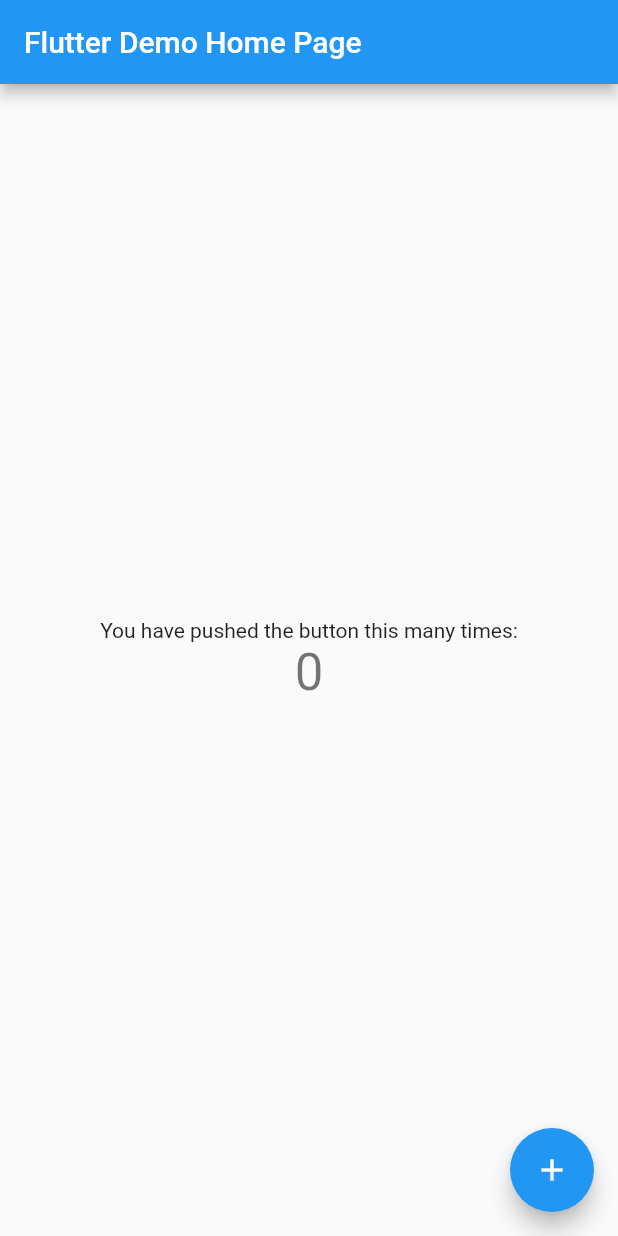
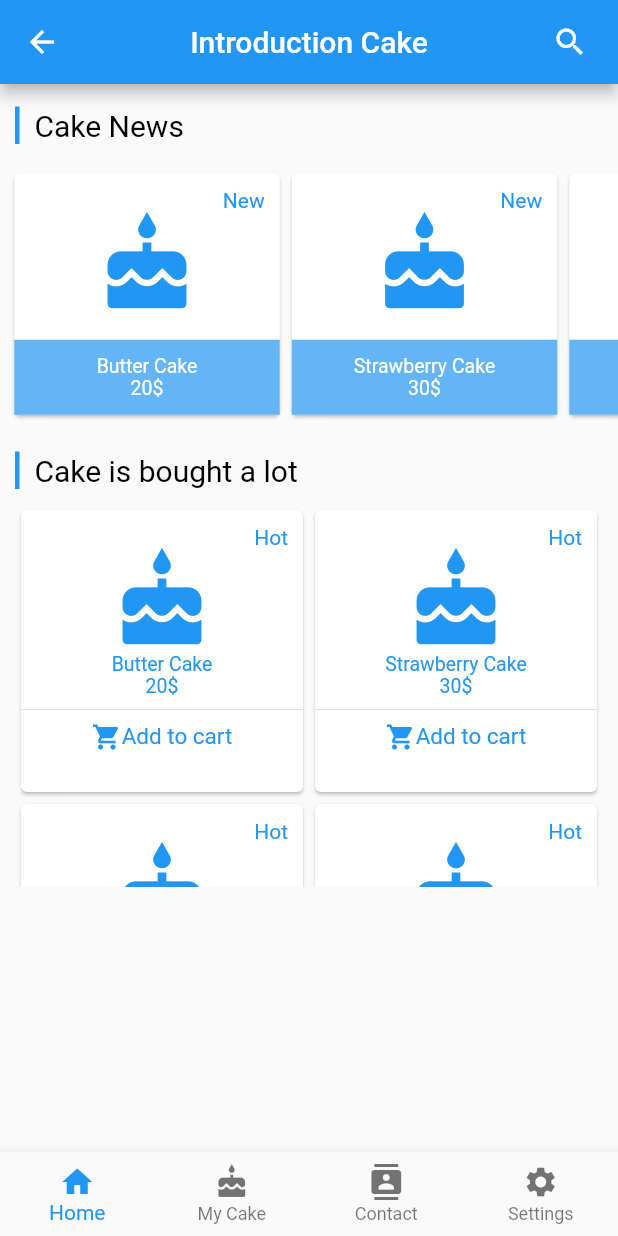
Before and after one commit to at-trangphung/flutter-demo, a Flutter app: the screen it shows after launch, on a phone screen of 412 x 824 dp. Run offline on Flutter 3.47's test engine with Material 2 defaults, Android fonts, the phone set to English and light mode, and no system bars.

Commit message:
create UI

```diff
--- a/lib/main.dart
+++ b/lib/main.dart
@@ -5,25 +5,12 @@ void main() {
 }
 
 class MyApp extends StatelessWidget {
-  // This widget is the root of your application.
   @override
   Widget build(BuildContext context) {
     return MaterialApp(
       title: 'Flutter Demo',
       theme: ThemeData(
-        // This is the theme of your application.
-        //
-        // Try running your application with "flutter run". You'll see the
-        // application has a blue toolbar. Then, without quitting the app, try
-        // changing the primarySwatch below to Colors.green and then invoke
-        // "hot reload" (press "r" in the console where you ran "flutter run",
-        // or simply save your changes to "hot reload" in a Flutter IDE).
-        // Notice that the counter didn't reset back to zero; the application
-        // is not restarted.
         primarySwatch: Colors.blue,
-        // This makes the visual density adapt to the platform that you run
-        // the app on. For desktop platforms, the controls will be smaller and
-        // closer together (more dense) than on mobile platforms.
         visualDensity: VisualDensity.adaptivePlatformDensity,
       ),
       home: MyHomePage(title: 'Flutter Demo Home Page'),
@@ -33,85 +20,222 @@ class MyApp extends StatelessWidget {
 
 class MyHomePage extends StatefulWidget {
   MyHomePage({Key key, this.title}) : super(key: key);
-
-  // This widget is the home page of your application. It is stateful, meaning
-  // that it has a State object (defined below) that contains fields that affect
-  // how it looks.
-
-  // This class is the configuration for the state. It holds the values (in this
-  // case the title) provided by the parent (in this case the App widget) and
-  // used by the build method of the State. Fields in a Widget subclass are
-  // always marked "final".
-
   final String title;
-
   @override
   _MyHomePageState createState() => _MyHomePageState();
 }
 
 class _MyHomePageState extends State<MyHomePage> {
-  int _counter = 0;
-
-  void _incrementCounter() {
-    setState(() {
-      // This call to setState tells the Flutter framework that something has
-      // changed in this State, which causes it to rerun the build method below
-      // so that the display can reflect the updated values. If we changed
-      // _counter without calling setState(), then the build method would not be
-      // called again, and so nothing would appear to happen.
-      _counter++;
-    });
+  final _data = Data();
+  @override
+  Widget build(BuildContext context) {
+    return MaterialApp(
+      color: Colors.white,
+      home: Scaffold(
+        appBar: AppBar(
+            centerTitle: true,
+            title: Text('Introduction Cake', textAlign: TextAlign.center),
+            leading: IconButton(icon: Icon(Icons.arrow_back), onPressed: () {}),
+            actions: [
+              Padding(
+                  padding: EdgeInsets.only(right: 20),
+                  child: Icon(Icons.search)),
+            ]),
+        bottomNavigationBar: BottomNavigationBar(
+            currentIndex: 0,
+            type: BottomNavigationBarType.fixed,
+            items: [
+              BottomNavigationBarItem(
+                icon: Icon(Icons.home),
+                title: Text('Home'),
+              ),
+              BottomNavigationBarItem(
+                icon: Icon(Icons.cake),
+                title: Text('My Cake'),
+              ),
+              BottomNavigationBarItem(
+                icon: Icon(Icons.contacts),
+                title: Text('Contact'),
+              ),
+              BottomNavigationBarItem(
+                icon: Icon(Icons.settings),
+                title: Text('Settings'),
+              ),
+            ]),
+        body: _buildCakeBodyWidget(),
+      ),
+    );
   }
 
-  @override
-  Widget build(BuildContext context) {
-    // This method is rerun every time setState is called, for instance as done
-    // by the _incrementCounter method above.
-    //
-    // The Flutter framework has been optimized to make rerunning build methods
-    // fast, so that you can just rebuild anything that needs updating rather
-    // than having to individually change instances of widgets.
-    return Scaffold(
-      appBar: AppBar(
-        // Here we take the value from the MyHomePage object that was created by
-        // the App.build method, and use it to set our appbar title.
-        title: Text(widget.title),
+  Widget _buildCakeBodyWidget() {
+    return Column(
+      mainAxisSize: MainAxisSize.max,
+      children: [
+        Padding(padding: EdgeInsets.only(top: 10.0)),
+        _buildCakeNews(),
+        _buildCakeBoughtAlots(),
+      ],
+    );
+  }
+
+  Widget _buildCakeNews() {
+    return Column(children: [
+      _buildCakeText('Cake News'),
+      _buildCakeNewsList(),
+    ]);
+  }
+
+  Widget _buildCakeNewsList() {
+    return Container(
+      height: 180.0,
+      child: ListView.builder(
+        scrollDirection: Axis.horizontal,
+        padding: const EdgeInsets.all(5.5),
+        itemCount: _data.getLength(),
+        itemBuilder: _itemNewListBuilder,
       ),
-      body: Center(
-        // Center is a layout widget. It takes a single child and positions it
-        // in the middle of the parent.
-        child: Column(
-          // Column is also a layout widget. It takes a list of children and
-          // arranges them vertically. By default, it sizes itself to fit its
-          // children horizontally, and tries to be as tall as its parent.
-          //
-          // Invoke "debug painting" (press "p" in the console, choose the
-          // "Toggle Debug Paint" action from the Flutter Inspector in Android
-          // Studio, or the "Toggle Debug Paint" command in Visual Studio Code)
-          // to see the wireframe for each widget.
-          //
-          // Column has various properties to control how it sizes itself and
-          // how it positions its children. Here we use mainAxisAlignment to
-          // center the children vertically; the main axis here is the vertical
-          // axis because Columns are vertical (the cross axis would be
-          // horizontal).
-          mainAxisAlignment: MainAxisAlignment.center,
-          children: <Widget>[
-            Text(
-              'You have pushed the button this many times:',
-            ),
-            Text(
-              '$_counter',
-              style: Theme.of(context).textTheme.headline4,
-            ),
-          ],
-        ),
+    );
+  }
+
+  Widget _itemNewListBuilder(BuildContext context, int index) {
+    return Container(
+      width: 185.0,
+      child: Card(
+        child: Column(children: [
+          Container(
+              alignment: Alignment.bottomRight,
+              padding: EdgeInsets.only(top: 10.0, right: 10.0),
+              child: Text('New', style: TextStyle(color: Colors.blue))),
+          Expanded(
+            child: Stack(children: [
+              Align(
+                  alignment: Alignment.topCenter,
+                  child: Icon(Icons.cake, color: Colors.blue, size: 70.0)),
+              Align(
+                alignment: Alignment.bottomCenter,
+                child: Container(
+                    width: double.infinity,
+                    height: 50.0,
+                    padding: EdgeInsets.only(top: 10.0),
+                    color: Colors.blue.shade300,
+                    child: _buildCakeInfoText(_data.getTitle(index),
+                        _data.getPrice(index), Colors.white)),
+              ),
+            ]),
+          ),
+        ]),
       ),
-      floatingActionButton: FloatingActionButton(
-        onPressed: _incrementCounter,
-        tooltip: 'Increment',
-        child: Icon(Icons.add),
-      ), // This trailing comma makes auto-formatting nicer for build methods.
+    );
+  }
+
+  Widget _buildCakeBoughtAlots() {
+    return Column(children: [
+      Padding(padding: EdgeInsets.only(top: 10.0)),
+      _buildCakeText('Cake is bought a lot'),
+      _buildBoughtAlotList(),
+    ]);
+  }
+
+  Widget _buildBoughtAlotList() {
+    final orientation = MediaQuery.of(context).orientation;
+    return Container(
+      height: 255.0,
+      padding: EdgeInsets.symmetric(horizontal: 10.0),
+      child: GridView.builder(
+          itemCount: _data.getLength(),
+          gridDelegate: SliverGridDelegateWithFixedCrossAxisCount(
+              crossAxisCount: (orientation == Orientation.portrait) ? 2 : 3),
+          itemBuilder: _itemAlotListBuilder),
+    );
+  }
+
+  Widget _itemAlotListBuilder(BuildContext context, int index) {
+    print(context);
+    return Container(
+      child: Card(
+        child: Row(children: [
+          Expanded(
+            child: Stack(children: [
+              Align(
+                alignment: Alignment.topRight,
+                child: Padding(
+                  padding: EdgeInsets.all(10.0),
+                  child: Text('Hot', style: TextStyle(color: Colors.blue)),
+                ),
+              ),
+              Align(
+                alignment: Alignment.topCenter,
+                child: Padding(
+                  padding: EdgeInsets.only(top: 25.0),
+                  child: Center(
+                    child: Column(children: [
+                      Icon(Icons.cake, color: Colors.blue, size: 70.0),
+                      _buildCakeInfoText(_data.getTitle(index),
+                          _data.getPrice(index), Colors.blue),
+                      Divider(),
+                      Row(
+                          mainAxisAlignment: MainAxisAlignment.center,
+                          children: [
+                            Icon(Icons.shopping_cart,
+                                size: 20.0, color: Colors.blue),
+                            Text('Add to cart',
+                                style: TextStyle(
+                                    color: Colors.blue, fontSize: 15.0)),
+                          ]),
+                    ]),
+                  ),
+                ),
+              )
+            ]),
+          ),
+        ]),
+      ),
     );
   }
 }
+
+Widget _buildCakeText(String text) {
+  return Padding(
+    padding: EdgeInsets.fromLTRB(10.0, 5.0, 0.0, 10.0),
+    child: Row(children: [
+      Container(width: 3.0, height: 25.0, color: Colors.blue),
+      Padding(padding: EdgeInsets.only(right: 10.0)),
+      Text(text, style: TextStyle(fontSize: 20.0, color: Colors.black)),
+    ]),
+  );
+}
+
+Widget _buildCakeInfoText(String name, String price, Color color) {
+  return Column(children: [
+    Text(name, style: TextStyle(color: color, fontSize: 13.0)),
+    Text('$price\$', style: TextStyle(color: color, fontSize: 13.0)),
+  ]);
+}
+
+class Data {
+  Map fetchedData = {
+    'listCakes': [
+      {'id': 1, 'title': 'Butter Cake', 'price': '20'},
+      {'id': 2, 'title': 'Strawberry Cake', 'price': '30'},
+      {'id': 3, 'title': 'Banana Cake', 'price': '40'},
+      {'id': 4, 'title': 'Grapes Cake', 'price': '15'},
+    ]
+  };
+  List _listCakes;
+
+  Data() {
+    _listCakes = fetchedData['listCakes'];
+  }
+
+  String getTitle(int index) {
+    return _listCakes[index]['title'];
+  }
+
+  String getPrice(int index) {
+    return _listCakes[index]['price'];
+  }
+
+  int getLength() {
+    return _listCakes.length;
+  }
+}
```
